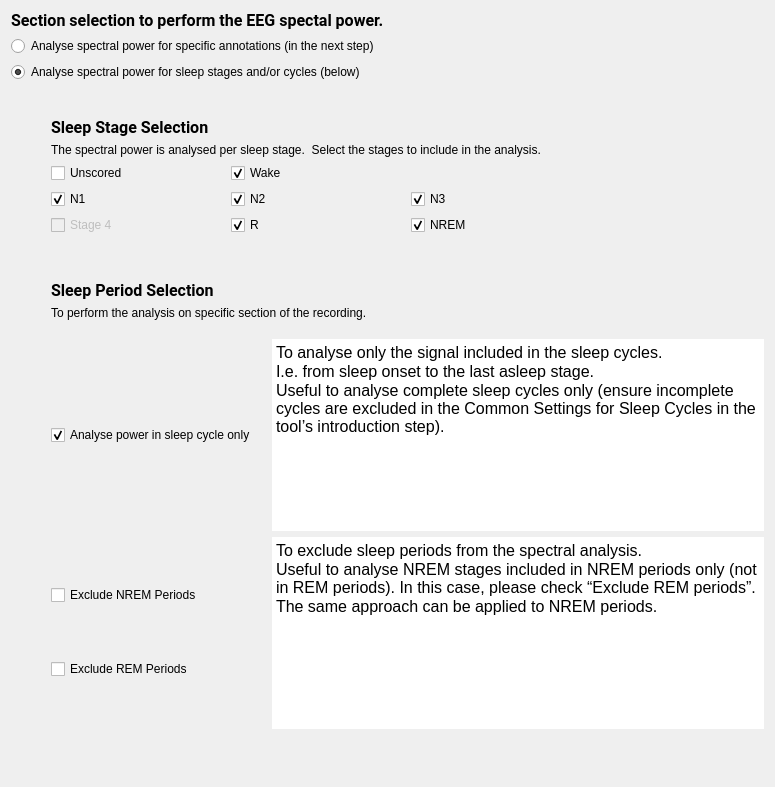
The window that tools/CEAMSTools/PowerSpectralAnalysis/SelectionStep/Ui_SelectionStep.ui (SnoozToolbox/snooz-package-ceams) describes before a commit, drawn with Qt 5.
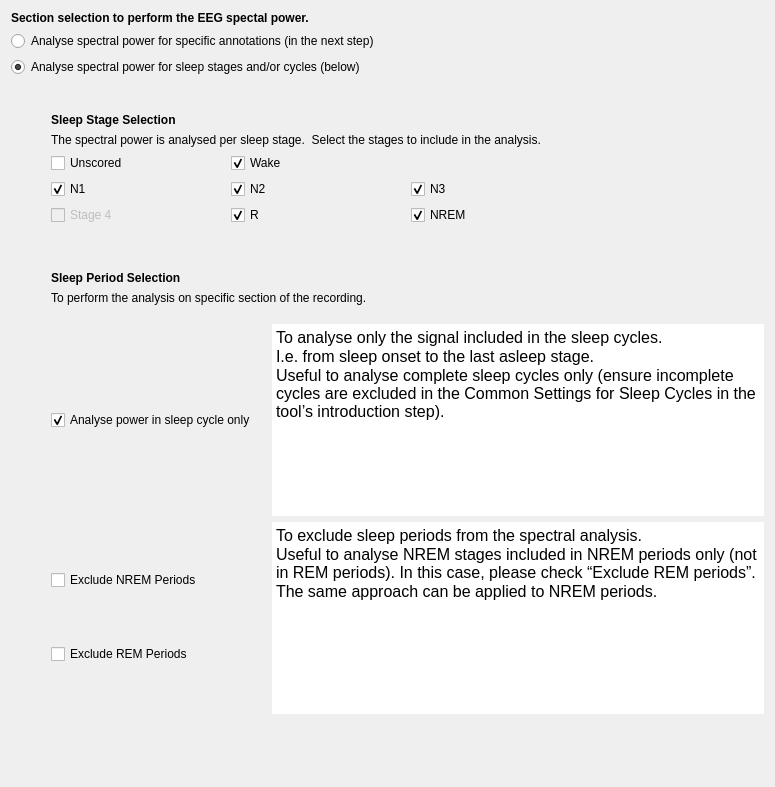
The same window after the commit.

Commit message: Font step 4: forms without fonts of their own, look kept

Patch:
```diff
--- a/tools/CEAMSTools/PowerSpectralAnalysis/SelectionStep/Ui_SelectionStep.ui
+++ b/tools/CEAMSTools/PowerSpectralAnalysis/SelectionStep/Ui_SelectionStep.ui
@@ -16,16 +16,11 @@
   <property name="toolTip">
    <string/>
   </property>
-  <property name="styleSheet">
-   <string>font: 12pt &quot;Roboto&quot;;</string>
-  </property>
   <layout class="QVBoxLayout" name="verticalLayout_4">
    <item>
     <widget class="QLabel" name="label">
      <property name="font">
       <font>
-       <family>Roboto</family>
-       <pointsize>12</pointsize>
        <italic>false</italic>
        <bold>false</bold>
       </font>
@@ -94,8 +89,6 @@
           <widget class="QLabel" name="label_5">
            <property name="font">
             <font>
-             <family>Roboto</family>
-             <pointsize>12</pointsize>
              <italic>false</italic>
              <bold>false</bold>
             </font>
@@ -272,8 +265,6 @@
         <widget class="QLabel" name="label_4">
          <property name="font">
           <font>
-           <family>Roboto</family>
-           <pointsize>12</pointsize>
            <italic>false</italic>
            <bold>false</bold>
           </font>
@@ -421,7 +412,7 @@
 hr { height: 1px; border-width: 0; }
 li.unchecked::marker { content: &quot;\2610&quot;; }
 li.checked::marker { content: &quot;\2612&quot;; }
-&lt;/style&gt;&lt;/head&gt;&lt;body style=&quot; font-family:'Roboto'; font-size:12pt; font-weight:400; font-style:normal;&quot;&gt;
+&lt;/style&gt;&lt;/head&gt;&lt;body style=&quot; font-size:12pt; font-weight:400; font-style:normal;&quot;&gt;
 &lt;p style=&quot; margin-top:0px; margin-bottom:0px; margin-left:0px; margin-right:0px; -qt-block-indent:0; text-indent:0px;&quot;&gt;To analyse only the signal included in the sleep cycles.&lt;/p&gt;
 &lt;p style=&quot; margin-top:0px; margin-bottom:0px; margin-left:0px; margin-right:0px; -qt-block-indent:0; text-indent:0px;&quot;&gt;I.e. from sleep onset to the last asleep stage.&lt;/p&gt;
 &lt;p style=&quot; margin-top:0px; margin-bottom:0px; margin-left:0px; margin-right:0px; -qt-block-indent:0; text-indent:0px;&quot;&gt;Useful to analyse complete sleep cycles only (ensure incomplete cycles are excluded in the Common Settings for Sleep Cycles in the tool’s introduction step).&lt;/p&gt;&lt;/body&gt;&lt;/html&gt;</string>
@@ -467,7 +458,7 @@
 hr { height: 1px; border-width: 0; }
 li.unchecked::marker { content: &quot;\2610&quot;; }
 li.checked::marker { content: &quot;\2612&quot;; }
-&lt;/style&gt;&lt;/head&gt;&lt;body style=&quot; font-family:'Roboto'; font-size:12pt; font-weight:400; font-style:normal;&quot;&gt;
+&lt;/style&gt;&lt;/head&gt;&lt;body style=&quot; font-size:12pt; font-weight:400; font-style:normal;&quot;&gt;
 &lt;p style=&quot; margin-top:0px; margin-bottom:0px; margin-left:0px; margin-right:0px; -qt-block-indent:0; text-indent:0px;&quot;&gt;To exclude sleep periods from the spectral analysis.&lt;/p&gt;
 &lt;p style=&quot; margin-top:0px; margin-bottom:0px; margin-left:0px; margin-right:0px; -qt-block-indent:0; text-indent:0px;&quot;&gt;Useful to analyse NREM stages included in NREM periods only (not in REM periods). In this case, please check “Exclude REM periods”.&lt;/p&gt;
 &lt;p style=&quot; margin-top:0px; margin-bottom:0px; margin-left:0px; margin-right:0px; -qt-block-indent:0; text-indent:0px;&quot;&gt;The same approach can be applied to NREM periods.&lt;/p&gt;&lt;/body&gt;&lt;/html&gt;</string>
```
The commit also changes 427 other files.
